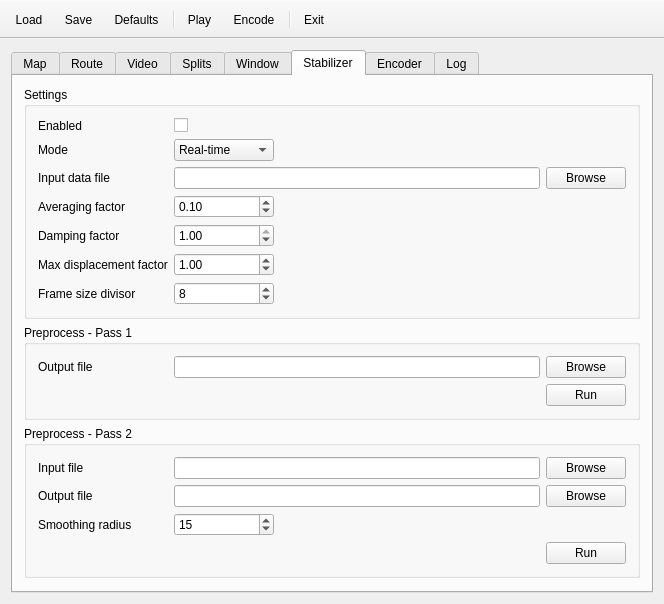
First picture: the form in src/MainWindow.ui, repository mikoro/orientview, before the edit.
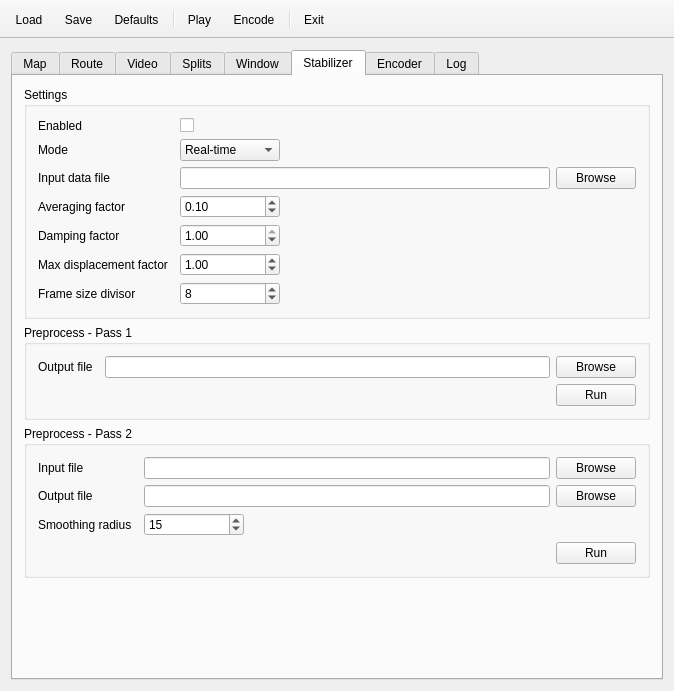
Second picture: the form after the edit. The open tabs and pages were chosen to show the change. Icons and pictures are not drawn.

Patch:
```diff
--- a/src/MainWindow.ui
+++ b/src/MainWindow.ui
@@ -6,8 +6,8 @@
    <rect>
     <x>0</x>
     <y>0</y>
-    <width>664</width>
-    <height>585</height>
+    <width>674</width>
+    <height>691</height>
    </rect>
   </property>
   <property name="sizePolicy">
@@ -83,7 +83,7 @@
          </widget>
         </item>
         <item>
-         <widget class="QGroupBox" name="groupBox_16">
+         <widget class="QGroupBox" name="groupBox_10">
           <property name="title">
            <string>Appearance</string>
           </property>
@@ -1814,7 +1814,35 @@
           <property name="title">
            <string>Settings</string>
           </property>
-          <layout class="QGridLayout" name="gridLayout_5">
+          <layout class="QFormLayout" name="formLayout_9">
+           <property name="horizontalSpacing">
+            <number>12</number>
+           </property>
+           <item row="0" column="0">
+            <widget class="QLabel" name="label_11">
+             <property name="sizePolicy">
+              <sizepolicy hsizetype="MinimumExpanding" vsizetype="Preferred">
+               <horstretch>0</horstretch>
+               <verstretch>0</verstretch>
+              </sizepolicy>
+             </property>
+             <property name="minimumSize">
+              <size>
+               <width>0</width>
+               <height>0</height>
+              </size>
+             </property>
+             <property name="maximumSize">
+              <size>
+               <width>16777215</width>
+               <height>16777215</height>
+              </size>
+             </property>
+             <property name="text">
+              <string>Enabled</string>
+             </property>
+            </widget>
+           </item>
            <item row="0" column="1">
             <widget class="QCheckBox" name="checkBoxVideoStabilizerEnabled">
              <property name="sizePolicy">
@@ -1823,6 +1851,12 @@
                <verstretch>0</verstretch>
               </sizepolicy>
              </property>
+             <property name="minimumSize">
+              <size>
+               <width>100</width>
+               <height>0</height>
+              </size>
+             </property>
              <property name="maximumSize">
               <size>
                <width>100</width>
@@ -1840,15 +1874,8 @@
              </property>
             </widget>
            </item>
-           <item row="3" column="2">
-            <widget class="QPushButton" name="pushButtonVideoStabilizerBrowseInputDataFile">
-             <property name="text">
-              <string>Browse</string>
-             </property>
-            </widget>
-           </item>
-           <item row="9" column="0">
-            <widget class="QLabel" name="label_34">
+           <item row="1" column="0">
+            <widget class="QLabel" name="label_39">
              <property name="sizePolicy">
               <sizepolicy hsizetype="MinimumExpanding" vsizetype="Preferred">
                <horstretch>0</horstretch>
@@ -1863,68 +1890,12 @@
              </property>
              <property name="maximumSize">
               <size>
-               <width>130</width>
+               <width>16777215</width>
                <height>16777215</height>
               </size>
              </property>
              <property name="text">
-              <string>Max displacement factor</string>
-             </property>
-            </widget>
-           </item>
-           <item row="8" column="1">
-            <widget class="QDoubleSpinBox" name="doubleSpinBoxVideoStabilizerDampingFactor">
-             <property name="sizePolicy">
-              <sizepolicy hsizetype="MinimumExpanding" vsizetype="Fixed">
-               <horstretch>0</horstretch>
-               <verstretch>0</verstretch>
-              </sizepolicy>
-             </property>
-             <property name="maximumSize">
-              <size>
-               <width>100</width>
-               <height>16777215</height>
-              </size>
-             </property>
-             <property name="toolTip">
-              <string>Decrease to scale down frame movements</string>
-             </property>
-             <property name="decimals">
-              <number>2</number>
-             </property>
-             <property name="maximum">
-              <double>1.000000000000000</double>
-             </property>
-             <property name="singleStep">
-              <double>0.100000000000000</double>
-             </property>
-             <property name="value">
-              <double>1.000000000000000</double>
-             </property>
-            </widget>
-           </item>
-           <item row="3" column="0">
-            <widget class="QLabel" name="label_37">
-             <property name="sizePolicy">
-              <sizepolicy hsizetype="MinimumExpanding" vsizetype="Preferred">
-               <horstretch>0</horstretch>
-               <verstretch>0</verstretch>
-              </sizepolicy>
-             </property>
-             <property name="minimumSize">
-              <size>
-               <width>0</width>
-               <height>0</height>
-              </size>
-             </property>
-             <property name="maximumSize">
-              <size>
-               <width>130</width>
-               <height>16777215</height>
-              </size>
-             </property>
-             <property name="text">
-              <string>Input data file</string>
+              <string>Mode</string>
              </property>
             </widget>
            </item>
@@ -1936,6 +1907,12 @@
                <verstretch>0</verstretch>
               </sizepolicy>
              </property>
+             <property name="minimumSize">
+              <size>
+               <width>100</width>
+               <height>0</height>
+              </size>
+             </property>
              <property name="maximumSize">
               <size>
                <width>100</width>
@@ -1957,76 +1934,108 @@
              </item>
             </widget>
            </item>
+           <item row="2" column="0">
+            <widget class="QLabel" name="label_37">
+             <property name="sizePolicy">
+              <sizepolicy hsizetype="MinimumExpanding" vsizetype="Preferred">
+               <horstretch>0</horstretch>
+               <verstretch>0</verstretch>
+              </sizepolicy>
+             </property>
+             <property name="minimumSize">
+              <size>
+               <width>0</width>
+               <height>0</height>
+              </size>
+             </property>
+             <property name="maximumSize">
+              <size>
+               <width>16777215</width>
+               <height>16777215</height>
+              </size>
+             </property>
+             <property name="text">
+              <string>Input data file</string>
+             </property>
+            </widget>
+           </item>
+           <item row="2" column="1">
+            <layout class="QHBoxLayout" name="horizontalLayout_7">
+             <item>
+              <widget class="QLineEdit" name="lineEditVideoStabilizerInputDataFile">
+               <property name="sizePolicy">
+                <sizepolicy hsizetype="Expanding" vsizetype="Fixed">
+                 <horstretch>0</horstretch>
+                 <verstretch>0</verstretch>
+                </sizepolicy>
+               </property>
+               <property name="minimumSize">
+                <size>
+                 <width>100</width>
+                 <height>0</height>
+                </size>
+               </property>
+               <property name="toolTip">
+                <string>Data file that was output by the second preprocess pass</string>
+               </property>
+              </widget>
+             </item>
+             <item>
+              <widget class="QPushButton" name="pushButtonVideoStabilizerBrowseInputDataFile">
+               <property name="sizePolicy">
+                <sizepolicy hsizetype="Preferred" vsizetype="Fixed">
+                 <horstretch>0</horstretch>
+                 <verstretch>0</verstretch>
+                </sizepolicy>
+               </property>
+               <property name="text">
+                <string>Browse</string>
+               </property>
+              </widget>
+             </item>
+            </layout>
+           </item>
+           <item row="3" column="0">
+            <widget class="QLabel" name="label_41">
+             <property name="sizePolicy">
+              <sizepolicy hsizetype="MinimumExpanding" vsizetype="Preferred">
+               <horstretch>0</horstretch>
+               <verstretch>0</verstretch>
+              </sizepolicy>
+             </property>
+             <property name="minimumSize">
+              <size>
+               <width>0</width>
+               <height>0</height>
+              </size>
+             </property>
+             <property name="maximumSize">
+              <size>
+               <width>16777215</width>
+               <height>16777215</height>
+              </size>
+             </property>
+             <property name="text">
+              <string>Averaging factor</string>
+             </property>
+            </widget>
+           </item>
            <item row="3" column="1">
-            <widget class="QLineEdit" name="lineEditVideoStabilizerInputDataFile">
-             <property name="toolTip">
-              <string>Data file that was output by the second preprocess pass</string>
-             </property>
-            </widget>
-           </item>
-           <item row="10" column="1">
-            <widget class="QSpinBox" name="spinBoxVideoStabilizerFrameSizeDivisor">
+            <widget class="QDoubleSpinBox" name="doubleSpinBoxVideoStabilizerAveragingFactor">
              <property name="sizePolicy">
               <sizepolicy hsizetype="MinimumExpanding" vsizetype="Fixed">
-               <horstretch>0</horstretch>
-               <verstretch>0</verstretch>
-              </sizepolicy>
-             </property>
-             <property name="maximumSize">
-              <size>
-               <width>100</width>
-               <height>16777215</height>
-              </size>
-             </property>
-             <property name="toolTip">
-              <string>Increase to decrease the frame size used for analysis (will be faster)</string>
-             </property>
-             <property name="minimum">
-              <number>1</number>
-             </property>
-             <property name="maximum">
-              <number>99999</number>
-             </property>
-             <property name="value">
-              <number>8</number>
-             </property>
-            </widget>
-           </item>
-           <item row="0" column="0">
-            <widget class="QLabel" name="label_11">
-             <property name="sizePolicy">
-              <sizepolicy hsizetype="MinimumExpanding" vsizetype="Preferred">
                <horstretch>0</horstretch>
                <verstretch>0</verstretch>
               </sizepolicy>
              </property>
              <property name="minimumSize">
               <size>
-               <width>0</width>
+               <width>100</width>
                <height>0</height>
               </size>
              </property>
              <property name="maximumSize">
               <size>
-               <width>130</width>
-               <height>16777215</height>
-              </size>
-             </property>
-             <property name="text">
-              <string>Enabled</string>
-             </property>
-            </widget>
-           </item>
-           <item row="9" column="1">
-            <widget class="QDoubleSpinBox" name="doubleSpinBoxVideoStabilizerMaxDisplacementFactor">
-             <property name="sizePolicy">
-              <sizepolicy hsizetype="MinimumExpanding" vsizetype="Fixed">
-               <horstretch>0</horstretch>
-               <verstretch>0</verstretch>
-              </sizepolicy>
-             </property>
-             <property name="maximumSize">
-              <size>
                <width>100</width>
                <height>16777215</height>
               </size>
@@ -2038,42 +2047,17 @@
               <number>2</number>
              </property>
              <property name="maximum">
-              <double>99999.000000000000000</double>
-             </property>
-             <property name="singleStep">
-              <double>0.100000000000000</double>
-             </property>
-             <property name="value">
               <double>1.000000000000000</double>
              </property>
-            </widget>
-           </item>
-           <item row="1" column="0">
-            <widget class="QLabel" name="label_39">
-             <property name="sizePolicy">
-              <sizepolicy hsizetype="MinimumExpanding" vsizetype="Preferred">
-               <horstretch>0</horstretch>
-               <verstretch>0</verstretch>
-              </sizepolicy>
+             <property name="singleStep">
+              <double>0.100000000000000</double>
              </property>
-             <property name="minimumSize">
-              <size>
-               <width>0</width>
-               <height>0</height>
-              </size>
+             <property name="value">
+              <double>0.100000000000000</double>
              </property>
-             <property name="maximumSize">
-              <size>
-               <width>130</width>
-               <height>16777215</height>
-              </size>
-             </property>
-             <property name="text">
-              <string>Mode</string>
-             </property>
             </widget>
            </item>
-           <item row="8" column="0">
+           <item row="4" column="0">
             <widget class="QLabel" name="label_25">
              <property name="sizePolicy">
               <sizepolicy hsizetype="MinimumExpanding" vsizetype="Preferred">
@@ -2089,7 +2073,7 @@
              </property>
              <property name="maximumSize">
               <size>
-               <width>130</width>
+               <width>16777215</width>
                <height>16777215</height>
               </size>
              </property>
@@ -2098,7 +2082,106 @@
              </property>
             </widget>
            </item>
-           <item row="10" column="0">
+           <item row="4" column="1">
+            <widget class="QDoubleSpinBox" name="doubleSpinBoxVideoStabilizerDampingFactor">
+             <property name="sizePolicy">
+              <sizepolicy hsizetype="MinimumExpanding" vsizetype="Fixed">
+               <horstretch>0</horstretch>
+               <verstretch>0</verstretch>
+              </sizepolicy>
+             </property>
+             <property name="minimumSize">
+              <size>
+               <width>100</width>
+               <height>0</height>
+              </size>
+             </property>
+             <property name="maximumSize">
+              <size>
+               <width>100</width>
+               <height>16777215</height>
+              </size>
+             </property>
+             <property name="toolTip">
+              <string>Decrease to scale down frame movements</string>
+             </property>
+             <property name="decimals">
+              <number>2</number>
+             </property>
+             <property name="maximum">
+              <double>1.000000000000000</double>
+             </property>
+             <property name="singleStep">
+              <double>0.100000000000000</double>
+             </property>
+             <property name="value">
+              <double>1.000000000000000</double>
+             </property>
+            </widget>
+           </item>
+           <item row="5" column="0">
+            <widget class="QLabel" name="label_34">
+             <property name="sizePolicy">
+              <sizepolicy hsizetype="MinimumExpanding" vsizetype="Preferred">
+               <horstretch>0</horstretch>
+               <verstretch>0</verstretch>
+              </sizepolicy>
+             </property>
+             <property name="minimumSize">
+              <size>
+               <width>0</width>
+               <height>0</height>
+              </size>
+             </property>
+             <property name="maximumSize">
+              <size>
+               <width>16777215</width>
+               <height>16777215</height>
+              </size>
+             </property>
+             <property name="text">
+              <string>Max displacement factor</string>
+             </property>
+            </widget>
+           </item>
+           <item row="5" column="1">
+            <widget class="QDoubleSpinBox" name="doubleSpinBoxVideoStabilizerMaxDisplacementFactor">
+             <property name="sizePolicy">
+              <sizepolicy hsizetype="MinimumExpanding" vsizetype="Fixed">
+               <horstretch>0</horstretch>
+               <verstretch>0</verstretch>
+              </sizepolicy>
+             </property>
+             <property name="minimumSize">
+              <size>
+               <width>100</width>
+               <height>0</height>
+              </size>
+             </property>
+             <property name="maximumSize">
+              <size>
+               <width>100</width>
+               <height>16777215</height>
+              </size>
+             </property>
+             <property name="toolTip">
+              <string>Decrease to hard limit the maximum frame displacement</string>
+             </property>
+             <property name="decimals">
+              <number>2</number>
+             </property>
+             <property name="maximum">
+              <double>99999.000000000000000</double>
+             </property>
+             <property name="singleStep">
+              <double>0.100000000000000</double>
+             </property>
+             <property name="value">
+              <double>1.000000000000000</double>
+             </property>
+            </widget>
+           </item>
+           <item row="6" column="0">
             <widget class="QLabel" name="label_14">
              <property name="sizePolicy">
               <sizepolicy hsizetype="MinimumExpanding" vsizetype="Preferred">
@@ -2114,7 +2197,7 @@
              </property>
              <property name="maximumSize">
               <size>
-               <width>130</width>
+               <width>16777215</width>
                <height>16777215</height>
               </size>
              </property>
@@ -2123,14 +2206,20 @@
              </property>
             </widget>
            </item>
-           <item row="7" column="1">
-            <widget class="QDoubleSpinBox" name="doubleSpinBoxVideoStabilizerAveragingFactor">
+           <item row="6" column="1">
+            <widget class="QSpinBox" name="spinBoxVideoStabilizerFrameSizeDivisor">
              <property name="sizePolicy">
               <sizepolicy hsizetype="MinimumExpanding" vsizetype="Fixed">
                <horstretch>0</horstretch>
                <verstretch>0</verstretch>
               </sizepolicy>
              </property>
+             <property name="minimumSize">
+              <size>
+               <width>100</width>
+               <height>0</height>
+              </size>
+             </property>
              <property name="maximumSize">
               <size>
                <width>100</width>
@@ -2140,42 +2229,14 @@
              <property name="toolTip">
               <string>Used with real-time mode - lower means better reaction to movements but worse centering</string>
              </property>
-             <property name="decimals">
-              <number>2</number>
+             <property name="minimum">
+              <number>1</number>
              </property>
              <property name="maximum">
-              <double>1.000000000000000</double>
-             </property>
-             <property name="singleStep">
-              <double>0.100000000000000</double>
+              <number>99999</number>
              </property>
              <property name="value">
-              <double>0.100000000000000</double>
-             </property>
-            </widget>
-           </item>
-           <item row="7" column="0">
-            <widget class="QLabel" name="label_41">
-             <property name="sizePolicy">
-              <sizepolicy hsizetype="MinimumExpanding" vsizetype="Preferred">
-               <horstretch>0</horstretch>
-               <verstretch>0</verstretch>
-              </sizepolicy>
-             </property>
-             <property name="minimumSize">
-              <size>
-               <width>0</width>
-               <height>0</height>
-              </size>
-             </property>
-             <property name="maximumSize">
-              <size>
-               <width>130</width>
-               <height>16777215</height>
-              </size>
-             </property>
-             <property name="text">
-              <string>Averaging factor</string>
+              <number>8</number>
              </property>
             </widget>
            </item>
@@ -2183,25 +2244,23 @@
          </widget>
         </item>
         <item>
-         <widget class="QGroupBox" name="groupBox_14">
+         <widget class="QGroupBox" name="groupBox_16">
+          <property name="sizePolicy">
+           <sizepolicy hsizetype="Preferred" vsizetype="Preferred">
+            <horstretch>0</horstretch>
+            <verstretch>0</verstretch>
+           </sizepolicy>
+          </property>
           <property name="title">
            <string>Preprocess - Pass 1</string>
           </property>
-          <layout class="QGridLayout" name="gridLayout_10">
-           <item row="0" column="1">
-            <widget class="QLineEdit" name="lineEditVideoStabilizerPassOneOutputFile">
-             <property name="toolTip">
-              <string>Output file for the first preprocess pass</string>
-             </property>
-            </widget>
-           </item>
-           <item row="0" column="2">
-            <widget class="QPushButton" name="pushButtonVideoStabilizerBrowsePassOneOutputFile">
-             <property name="text">
-              <string>Browse</string>
-             </property>
-            </widget>
-           </item>
+          <layout class="QFormLayout" name="formLayout_10">
+           <property name="sizeConstraint">
+            <enum>QLayout::SetNoConstraint</enum>
+           </property>
+           <property name="horizontalSpacing">
+            <number>12</number>
+           </property>
            <item row="0" column="0">
             <widget class="QLabel" name="label_24">
              <property name="sizePolicy">
@@ -2218,7 +2277,7 @@
              </property>
              <property name="maximumSize">
               <size>
-               <width>130</width>
+               <width>16777215</width>
                <height>16777215</height>
               </size>
              </property>
@@ -2227,12 +2286,65 @@
              </property>
             </widget>
            </item>
-           <item row="2" column="2">
-            <widget class="QPushButton" name="pushButtonVideoStabilizerPassOneRun">
-             <property name="text">
-              <string>Run</string>
-             </property>
-            </widget>
+           <item row="0" column="1">
+            <layout class="QHBoxLayout" name="horizontalLayout_8">
+             <item>
+              <widget class="QLineEdit" name="lineEditVideoStabilizerPassOneOutputFile">
+               <property name="minimumSize">
+                <size>
+                 <width>100</width>
+                 <height>0</height>
+                </size>
+               </property>
+               <property name="toolTip">
+                <string>Output file for the first preprocess pass</string>
+               </property>
+              </widget>
+             </item>
+             <item>
+              <widget class="QPushButton" name="pushButtonVideoStabilizerBrowsePassOneOutputFile">
+               <property name="sizePolicy">
+                <sizepolicy hsizetype="Preferred" vsizetype="Fixed">
+                 <horstretch>0</horstretch>
+                 <verstretch>0</verstretch>
+                </sizepolicy>
+               </property>
+               <property name="text">
+                <string>Browse</string>
+               </property>
+              </widget>
+             </item>
+            </layout>
+           </item>
+           <item row="1" column="1">
+            <layout class="QHBoxLayout" name="horizontalLayout_11">
+             <item>
+              <spacer name="horizontalSpacer">
+               <property name="orientation">
+                <enum>Qt::Horizontal</enum>
+               </property>
+               <property name="sizeHint" stdset="0">
+                <size>
+                 <width>40</width>
+                 <height>20</height>
+                </size>
+               </property>
+              </spacer>
+             </item>
+             <item>
+              <widget class="QPushButton" name="pushButtonVideoStabilizerPassOneRun">
+               <property name="sizePolicy">
+                <sizepolicy hsizetype="Preferred" vsizetype="Fixed">
+                 <horstretch>0</horstretch>
+                 <verstretch>0</verstretch>
+                </sizepolicy>
+               </property>
+               <property name="text">
+                <string>Run</string>
+               </property>
+              </widget>
+             </item>
+            </layout>
            </item>
           </layout>
          </widget>
@@ -2242,53 +2354,10 @@
           <property name="title">
            <string>Preprocess - Pass 2</string>
           </property>
-          <layout class="QGridLayout" name="gridLayout_11">
-           <item row="1" column="1">
-            <widget class="QLineEdit" name="lineEditVideoStabilizerPassTwoOutputFile">
-             <property name="toolTip">
-              <string>Output file for the second preprocess pass</string>
-             </property>
-            </widget>
-           </item>
-           <item row="1" column="2">
-            <widget class="QPushButton" name="pushButtonVideoStabilizerBrowsePassTwoOutputFile">
-             <property name="text">
-              <string>Browse</string>
-             </property>
-            </widget>
-           </item>
-           <item row="0" column="1">
-            <widget class="QLineEdit" name="lineEditVideoStabilizerPassTwoInputFile">
-             <property name="toolTip">
-              <string>Data file that was output by the first preprocess pass</string>
-             </property>
-            </widget>
-           </item>
-           <item row="2" column="0">
-            <widget class="QLabel" name="label_36">
-             <property name="sizePolicy">
-              <sizepolicy hsizetype="MinimumExpanding" vsizetype="Preferred">
-               <horstretch>0</horstretch>
-               <verstretch>0</verstretch>
-              </sizepolicy>
-             </property>
-             <property name="minimumSize">
-              <size>
-               <width>0</width>
-               <height>0</height>
-              </size>
-             </property>
-             <property name="maximumSize">
-              <size>
-               <width>130</width>
-               <height>16777215</height>
-              </size>
-             </property>
-             <property name="text">
-              <string>Smoothing radius</string>
-             </property>
-            </widget>
-           </item>
+          <layout class="QFormLayout" name="formLayout_11">
+           <property name="horizontalSpacing">
+            <number>12</number>
+           </property>
            <item row="0" column="0">
             <widget class="QLabel" name="label_31">
              <property name="sizePolicy">
@@ -2305,7 +2374,7 @@
              </property>
              <property name="maximumSize">
               <size>
-               <width>130</width>
+               <width>16777215</width>
                <height>16777215</height>
               </size>
              </property>
@@ -2314,10 +2383,113 @@
              </property>
             </widget>
            </item>
-           <item row="0" column="2">
-            <widget class="QPushButton" name="pushButtonVideoStabilizerBrowsePassTwoInputFile">
+           <item row="0" column="1">
+            <layout class="QHBoxLayout" name="horizontalLayout_9">
+             <item>
+              <widget class="QLineEdit" name="lineEditVideoStabilizerPassTwoInputFile">
+               <property name="minimumSize">
+                <size>
+                 <width>100</width>
+                 <height>0</height>
+                </size>
+               </property>
+               <property name="toolTip">
+                <string>Data file that was output by the first preprocess pass</string>
+               </property>
+              </widget>
+             </item>
+             <item>
+              <widget class="QPushButton" name="pushButtonVideoStabilizerBrowsePassTwoInputFile">
+               <property name="sizePolicy">
+                <sizepolicy hsizetype="Preferred" vsizetype="Fixed">
+                 <horstretch>0</horstretch>
+                 <verstretch>0</verstretch>
+                </sizepolicy>
+               </property>
+               <property name="text">
+                <string>Browse</string>
+               </property>
+              </widget>
+             </item>
+            </layout>
+           </item>
+           <item row="1" column="0">
+            <widget class="QLabel" name="label_35">
+             <property name="sizePolicy">
+              <sizepolicy hsizetype="MinimumExpanding" vsizetype="Preferred">
+               <horstretch>0</horstretch>
+               <verstretch>0</verstretch>
+              </sizepolicy>
+             </property>
+             <property name="minimumSize">
+              <size>
+               <width>0</width>
+               <height>0</height>
+              </size>
+             </property>
+             <property name="maximumSize">
+              <size>
+               <width>16777215</width>
+               <height>16777215</height>
+              </size>
+             </property>
              <property name="text">
-              <string>Browse</string>
+              <string>Output file</string>
+             </property>
+            </widget>
+           </item>
+           <item row="1" column="1">
+            <layout class="QHBoxLayout" name="horizontalLayout_10">
+             <item>
+              <widget class="QLineEdit" name="lineEditVideoStabilizerPassTwoOutputFile">
+               <property name="minimumSize">
+                <size>
+                 <width>100</width>
+                 <height>0</height>
+                </size>
+               </property>
+               <property name="toolTip">
+                <string>Output file for the second preprocess pass</string>
+               </property>
+              </widget>
+             </item>
+             <item>
+              <widget class="QPushButton" name="pushButtonVideoStabilizerBrowsePassTwoOutputFile">
+               <property name="sizePolicy">
+                <sizepolicy hsizetype="Preferred" vsizetype="Fixed">
+                 <horstretch>0</horstretch>
+                 <verstretch>0</verstretch>
+                </sizepolicy>
+               </property>
+               <property name="text">
+                <string>Browse</string>
+               </property>
+              </widget>
+             </item>
+            </layout>
+           </item>
+           <item row="2" column="0">
+            <widget class="QLabel" name="label_36">
+             <property name="sizePolicy">
+              <sizepolicy hsizetype="MinimumExpanding" vsizetype="Preferred">
+               <horstretch>0</horstretch>
+               <verstretch>0</verstretch>
+              </sizepolicy>
+             </property>
+             <property name="minimumSize">
+              <size>
+               <width>0</width>
+               <height>0</height>
+              </size>
+             </property>
+             <property name="maximumSize">
+              <size>
+               <width>16777215</width>
+               <height>16777215</height>
+              </size>
+             </property>
+             <property name="text">
+              <string>Smoothing radius</string>
              </property>
             </widget>
            </item>
@@ -2329,6 +2501,12 @@
                <verstretch>0</verstretch>
               </sizepolicy>
              </property>
+             <property name="minimumSize">
+              <size>
+               <width>100</width>
+               <height>0</height>
+              </size>
+             </property>
              <property name="maximumSize">
               <size>
                <width>100</width>
@@ -2346,37 +2524,35 @@
              </property>
             </widget>
            </item>
-           <item row="1" column="0">
-            <widget class="QLabel" name="label_35">
-             <property name="sizePolicy">
-              <sizepolicy hsizetype="MinimumExpanding" vsizetype="Preferred">
-               <horstretch>0</horstretch>
-               <verstretch>0</verstretch>
-              </sizepolicy>
-             </property>
-             <property name="minimumSize">
-              <size>
-               <width>0</width>
-               <height>0</height>
-              </size>
-             </property>
-             <property name="maximumSize">
-              <size>
-               <width>130</width>
-               <height>16777215</height>
-              </size>
-             </property>
-             <property name="text">
-              <string>Output file</string>
-             </property>
-            </widget>
-           </item>
-           <item row="3" column="2">
-            <widget class="QPushButton" name="pushButtonVideoStabilizerPassTwoRun">
-             <property name="text">
-              <string>Run</string>
-             </property>
-            </widget>
+           <item row="3" column="1">
+            <layout class="QHBoxLayout" name="horizontalLayout_13">
+             <item>
+              <spacer name="horizontalSpacer_4">
+               <property name="orientation">
+                <enum>Qt::Horizontal</enum>
+               </property>
+               <property name="sizeHint" stdset="0">
+                <size>
+                 <width>40</width>
+                 <height>20</height>
+                </size>
+               </property>
+              </spacer>
+             </item>
+             <item>
+              <widget class="QPushButton" name="pushButtonVideoStabilizerPassTwoRun">
+               <property name="sizePolicy">
+                <sizepolicy hsizetype="Preferred" vsizetype="Fixed">
+                 <horstretch>0</horstretch>
+                 <verstretch>0</verstretch>
+                </sizepolicy>
+               </property>
+               <property name="text">
+                <string>Run</string>
+               </property>
+              </widget>
+             </item>
+            </layout>
            </item>
           </layout>
          </widget>
```
Left out of the diff: 1567 changed lines with no effect on the pictures.
